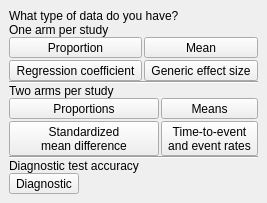
First picture: the form in src/rc_metastudio/forms/data_type_page.ui, repository AliSalman-et-al/rc-metastudio, before the edit.
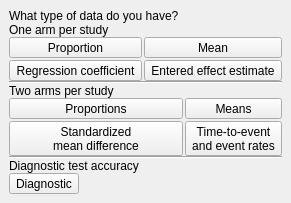
Second picture: the form after the edit. Icons and pictures are not drawn.

```diff
--- a/src/rc_metastudio/forms/data_type_page.ui
+++ b/src/rc_metastudio/forms/data_type_page.ui
@@ -162,7 +162,7 @@
         </size>
        </property>
        <property name="text">
-        <string>Generic effect size</string>
+        <string>Entered effect estimate</string>
        </property>
        <property name="icon">
         <iconset resource="../images/icons.qrc">
```
